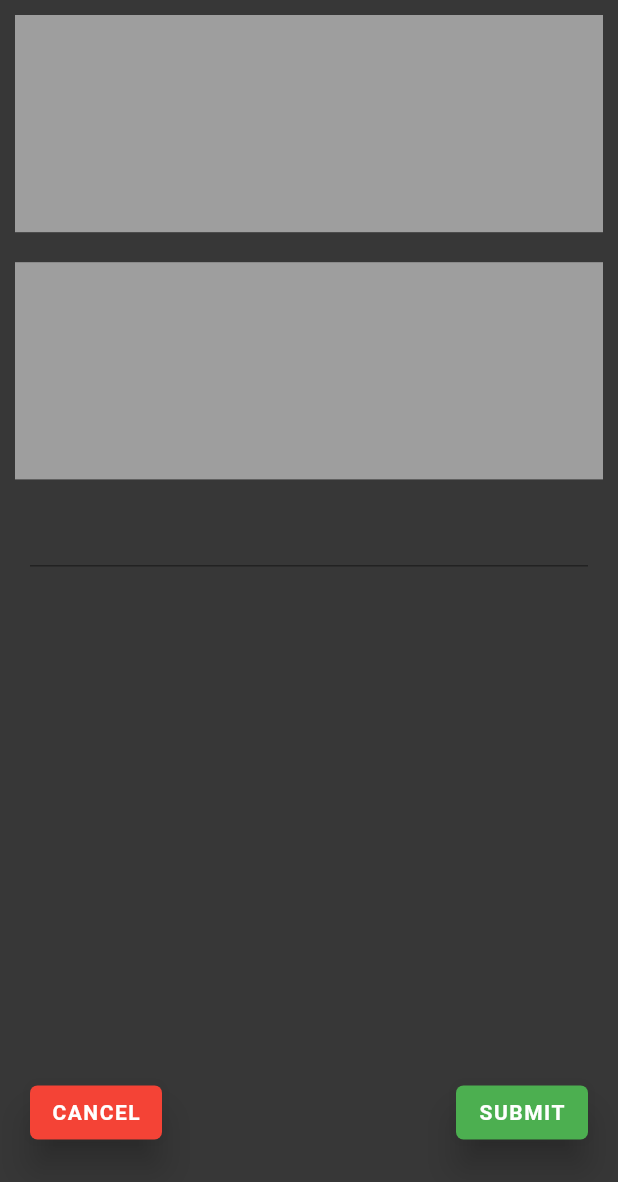
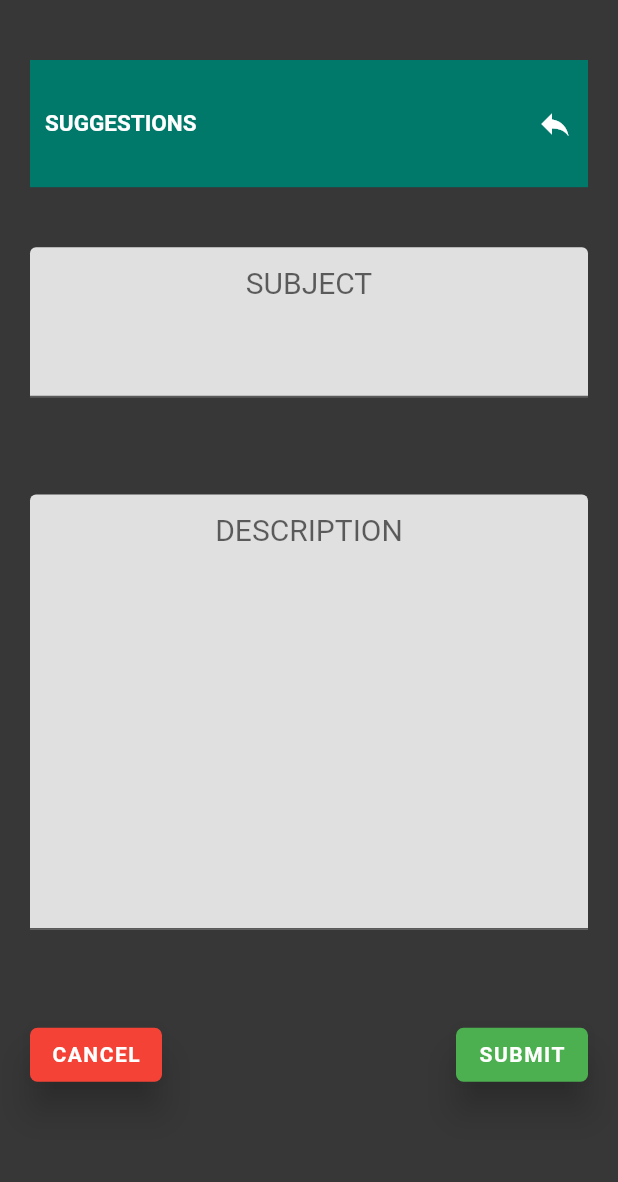
Before and after one commit to krishnasd1007/machines, a Flutter app: the screen it shows after launch, on a phone screen of 412 x 824 dp. Shown: the top 1182 px of the screen. Run offline on Flutter 3.47's test engine with Material 2 defaults, Android fonts, the phone set to English and light mode, and no system bars.

Commit message:
suggestion page with some modularity and non repsonsive ui

```diff
--- a/lib/pages/suggestion.dart
+++ b/lib/pages/suggestion.dart
@@ -29,6 +29,24 @@ class _SuggestionPageState extends State<SuggestionPage> {
     );
   }
 
+  Widget inputField(lines,hint){
+    return TextField(
+      textAlign: TextAlign.center,
+      minLines: lines,
+      maxLines: lines,
+      style: new TextStyle(
+        fontSize: 16.0,
+        color: Colors.grey[800]
+      ),
+      decoration: InputDecoration(
+        hintText: hint,
+        hintStyle: TextStyle(fontSize:20,),
+        fillColor: Colors.grey[300],
+        filled: true,
+      ),
+    );
+  }
+
   Widget build(BuildContext context) {
     return Scaffold(
       backgroundColor: Color.fromRGBO(55, 55, 55, 1),
@@ -38,35 +56,22 @@ class _SuggestionPageState extends State<SuggestionPage> {
             Expanded(
               flex:1,
               child:Container(
-                padding: const EdgeInsets.all(10),
+                padding: const EdgeInsets.symmetric(horizontal:20,vertical:40),
                 child: Container(
-                  color:Colors.grey
-                ),
-              ),
-            ),
-            Expanded(
-              flex:1,
-              child:Container(
-                padding: const EdgeInsets.all(10),
-                child: Container(
-                  color:Colors.grey
-                ),
-              ),
-            ),
-            Expanded(
-              flex:2,
-              child:Container(
-                padding: const EdgeInsets.symmetric(horizontal:20),
-                child: TextField(
-
-                  style: new TextStyle(
-                      backgroundColor: Colors.grey,
-                      fontSize: 16.0,
-                      // height: 2.0,
-                      color: Colors.black
-                  ),
-                  decoration: InputDecoration(
-                    fillColor: Colors.grey,
+                  padding: const EdgeInsets.symmetric(horizontal:10),
+                  color: Colors.teal[700],
+                  child: Row(
+                    mainAxisAlignment: MainAxisAlignment.spaceBetween,
+                    children: [
+                      Text("SUGGESTIONS",
+                        style: TextStyle(
+                          fontWeight:FontWeight.bold,
+                          color:Colors.white,
+                          fontSize: 15
+                        ),
+                      ),
+                      Icon(Icons.reply,color: Colors.white,),
+                    ],
                   ),
                 ),
               ),
@@ -75,8 +80,23 @@ class _SuggestionPageState extends State<SuggestionPage> {
               flex:1,
               child:Container(
                 padding: const EdgeInsets.symmetric(horizontal:20),
+                child: inputField(4, "SUBJECT")
+              ),
+            ),
+            Expanded(
+              flex:2,
+              child:Container(
+                padding: const EdgeInsets.symmetric(horizontal:20),
+                child: inputField(14, "DESCRIPTION"),
+              ),
+            ),
+            Expanded(
+              flex:1,
+              child:Container(
+                padding: const EdgeInsets.all(20),
                 child: Row(
                   mainAxisAlignment: MainAxisAlignment.spaceBetween,
+                  crossAxisAlignment: CrossAxisAlignment.start,
                   children: [
                     suggestionButton("CANCEL", Colors.red),
                     suggestionButton("SUBMIT", Colors.green),
```
